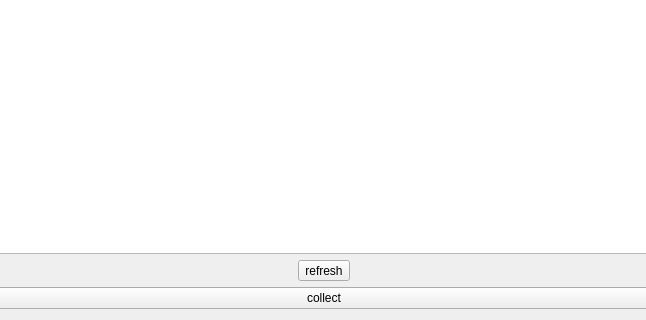
The window that src/form/FormPlotCorrection/fitting/formfittingpoints.ui (MRsoymilk/MySerial) describes before a commit, drawn with Qt 5; both pictures show x 97 to 743 and y 266 to 586 of the 842 by 586 pixel window.
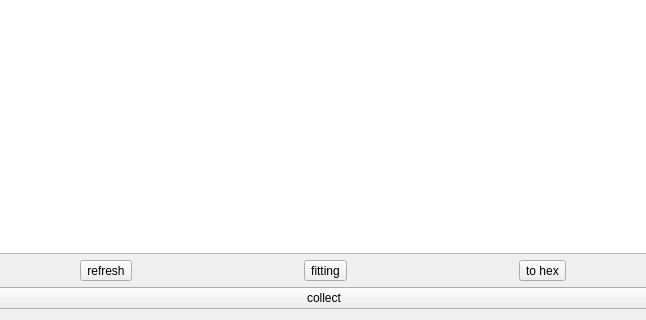
The same window after the commit.

Commit message: FormProduce: add fitting and to hex

The edit to the form file:
```diff
--- a/src/form/FormPlotCorrection/fitting/formfittingpoints.ui
+++ b/src/form/FormPlotCorrection/fitting/formfittingpoints.ui
@@ -127,6 +127,20 @@
        </property>
       </widget>
      </item>
+     <item>
+      <widget class="QToolButton" name="tBtnFitting">
+       <property name="text">
+        <string>fitting</string>
+       </property>
+      </widget>
+     </item>
+     <item>
+      <widget class="QToolButton" name="tBtnToHex">
+       <property name="text">
+        <string>to hex</string>
+       </property>
+      </widget>
+     </item>
     </layout>
    </item>
   </layout>
```
The commit also changes 8 other files.
